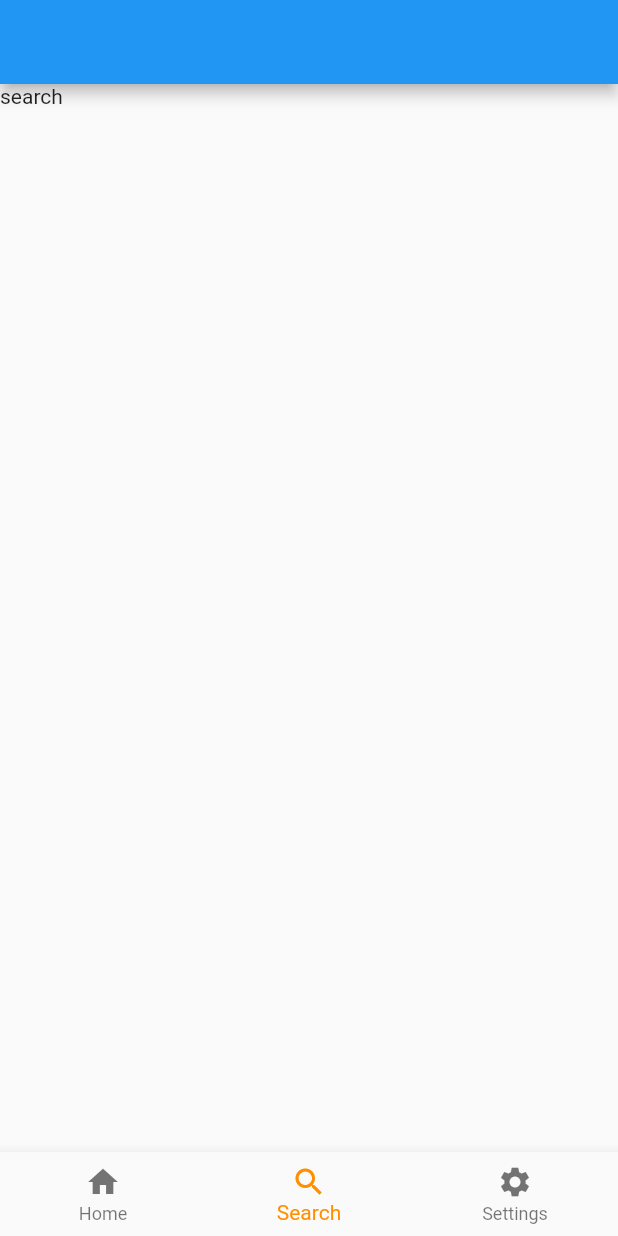
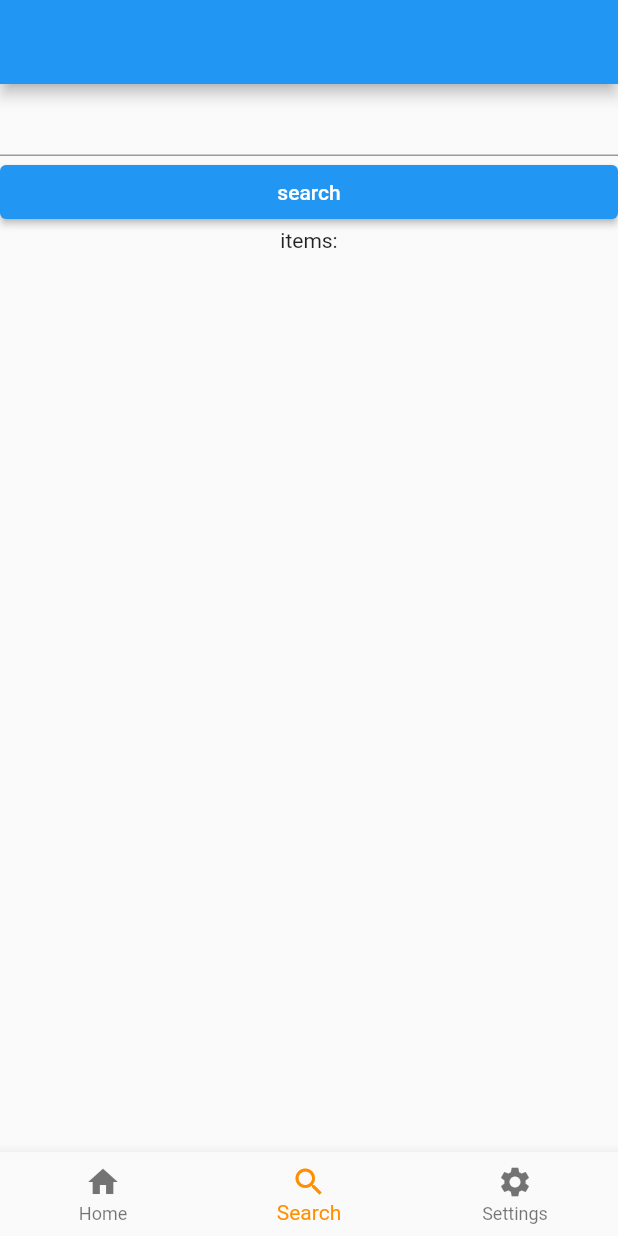
Before and after one commit to tutdeputraw/real_estate_mobile_app, a Flutter app: the screen it shows after launch, item 2 of the bottom bar chosen, on a phone screen of 412 x 824 dp. Run offline on Flutter 3.47's test engine with Material 2 defaults, Android fonts, the light colour scheme and no system bars; our stand-ins replace get.

Commit message:
create search component

```diff
--- a/lib/features/auth/sign_out/sign_out_binding.dart
+++ b/lib/features/auth/sign_out/sign_out_binding.dart
@@ -4,8 +4,8 @@ import 'package:real_estate_mobile_app/features/auth/sign_out/sign_out_controlle
 class SignOutBinding extends Bindings {
   @override
   void dependencies() {
-    Get.lazyPut<SignOutController>(
-      () => SignOutController(),
+    Get.put<SignOutController>(
+      SignOutController(),
     );
   }
 }
--- a/lib/features/broker/dashboard/broker_dashboard_binding.dart
+++ b/lib/features/broker/dashboard/broker_dashboard_binding.dart
@@ -4,6 +4,6 @@ import 'package:real_estate_mobile_app/features/broker/dashboard/broker_dashboar
 class BrokerDashboardBinding extends Bindings {
   @override
   void dependencies() {
-    Get.lazyPut<BrokerDashboardController>(() => BrokerDashboardController());
+    Get.put<BrokerDashboardController>(BrokerDashboardController());
   }
 }
--- a/lib/features/external_advisor/dashboard/external_advisor_dashboard_binding.dart
+++ b/lib/features/external_advisor/dashboard/external_advisor_dashboard_binding.dart
@@ -4,8 +4,8 @@ import 'package:real_estate_mobile_app/features/external_advisor/dashboard/exter
 class ExternalAdvisorDashboardBinding extends Bindings {
   @override
   void dependencies() {
-    Get.lazyPut<ExternalAdvisorDashboardController>(
-      () => ExternalAdvisorDashboardController(),
+    Get.put<ExternalAdvisorDashboardController>(
+      ExternalAdvisorDashboardController(),
     );
   }
 }
--- a/lib/features/owner_buyer/dashboard/owner_buyer_dashboard_binding.dart
+++ b/lib/features/owner_buyer/dashboard/owner_buyer_dashboard_binding.dart
@@ -14,8 +14,8 @@ class OwnerBuyerDashboardBinding extends Bindings {
     SettingsBinding().dependencies();
     BottomNavigationBinding().dependencies();
 
-    Get.lazyPut<DashboardController>(
-      () => OwnerBuyerDashboardController(),
+    Get.put<DashboardController>(
+      OwnerBuyerDashboardController(),
     );
   }
 }
--- a/lib/features/owner_buyer/home/owner_buyer_home_binding.dart
+++ b/lib/features/owner_buyer/home/owner_buyer_home_binding.dart
@@ -4,8 +4,8 @@ import 'package:real_estate_mobile_app/features/owner_buyer/home/owner_buyer_hom
 class OwnerBuyerHomeBinding extends Bindings {
   @override
   void dependencies() {
-    Get.lazyPut<OwnerBuyerHomeController>(
-      () => OwnerBuyerHomeController(),
+    Get.put<OwnerBuyerHomeController>(
+      OwnerBuyerHomeController(),
     );
   }
 }
--- /dev/null
+++ b/lib/features/search/components/search_form/search_search_form.dart
@@ -0,0 +1,25 @@
+import 'package:flutter/material.dart';
+import 'package:get/get.dart';
+import 'package:real_estate_mobile_app/features/search/search_controller.dart';
+
+class SearchSearchForm extends StatelessWidget {
+  const SearchSearchForm({super.key});
+
+  @override
+  Widget build(BuildContext context) {
+    return GetBuilder<SearchController>(builder: (controller) {
+      return Column(
+        crossAxisAlignment: CrossAxisAlignment.stretch,
+        children: [
+          TextField(
+            controller: controller.teKeyword,
+          ),
+          ElevatedButton(
+            onPressed: () => controller.searchOnClicked(),
+            child: Text("search"),
+          ),
+        ],
+      );
+    });
+  }
+}
--- /dev/null
+++ b/lib/features/search/components/searched_item/search_searched_item.dart
@@ -0,0 +1,14 @@
+import 'package:flutter/material.dart';
+
+class SearchSearchedItem extends StatelessWidget {
+  const SearchSearchedItem({super.key});
+
+  @override
+  Widget build(BuildContext context) {
+    return Column(
+      children: [
+        Text('items:'),
+      ],
+    );
+  }
+}
--- a/lib/features/search/search_binding.dart
+++ b/lib/features/search/search_binding.dart
@@ -4,6 +4,6 @@ import 'package:real_estate_mobile_app/features/search/search_controller.dart';
 class SearchBinding extends Bindings {
   @override
   void dependencies() {
-    Get.lazyPut<SearchController>(() => SearchController());
+    Get.put<SearchController>(SearchController());
   }
 }
--- a/lib/features/search/search_controller.dart
+++ b/lib/features/search/search_controller.dart
@@ -1,5 +1,10 @@
+import 'package:flutter/widgets.dart';
 import 'package:get/get_state_manager/get_state_manager.dart';
 
 class SearchController extends GetxController {
-  Future<void> searchOnClicked() async {}
+  TextEditingController teKeyword = TextEditingController();
+
+  Future<void> searchOnClicked() async {
+    print("search keyword: ${teKeyword.text}");
+  }
 }
--- a/lib/features/search/search_page.dart
+++ b/lib/features/search/search_page.dart
@@ -1,26 +1,20 @@
 import 'package:flutter/material.dart';
-import 'package:get/get.dart';
-import 'package:real_estate_mobile_app/features/search/search_controller.dart';
+import 'package:real_estate_mobile_app/features/search/components/search_form/search_search_form.dart';
+import 'package:real_estate_mobile_app/features/search/components/searched_item/search_searched_item.dart';
 
 class SearchPage extends StatelessWidget {
   const SearchPage({super.key});
 
   @override
   Widget build(BuildContext context) {
-    // return GetBuilder<SearchController>(builder: (controller) {
-    //   return Column(
-    //     children: [
-    //       TextField(),
-    //       ElevatedButton(
-    //         onPressed: () => controller.searchOnClicked(),
-    //         child: Text("search"),
-    //       )
-    //     ],
-    //   );
-    // });
     return Scaffold(
       appBar: AppBar(),
-      body: Text("search"),
+      body: Column(
+        children: const [
+          SearchSearchForm(),
+          SearchSearchedItem(),
+        ],
+      ),
     );
   }
 }
--- a/lib/features/settings/settings_binding.dart
+++ b/lib/features/settings/settings_binding.dart
@@ -6,6 +6,6 @@ class SettingsBinding extends Bindings {
   @override
   void dependencies() {
     SignOutBinding().dependencies();
-    Get.lazyPut<SettingsController>(() => SettingsController());
+    Get.put<SettingsController>(SettingsController());
   }
 }
--- a/lib/utils/layouts/bottom_navigation/bottom_navigation_binding.dart
+++ b/lib/utils/layouts/bottom_navigation/bottom_navigation_binding.dart
@@ -4,6 +4,6 @@ import 'package:real_estate_mobile_app/utils/layouts/bottom_navigation/bottom_na
 class BottomNavigationBinding extends Bindings {
   @override
   void dependencies() {
-    Get.lazyPut<BottomNavigationController>(() => BottomNavigationController());
+    Get.put<BottomNavigationController>(BottomNavigationController());
   }
 }
--- a/lib/utils/layouts/dashboard/dashboard_binding.dart
+++ b/lib/utils/layouts/dashboard/dashboard_binding.dart
@@ -6,6 +6,6 @@ class DashboardBinding extends Bindings {
   @override
   void dependencies() {
     // BottomNavigationBinding().dependencies();
-    Get.lazyPut<DashboardController>(() => DashboardController());
+    Get.put<DashboardController>(DashboardController());
   }
 }
```
Also changed, not shown: lib/utils/widgets/body_container.dart (added, +16 -0 lines).
